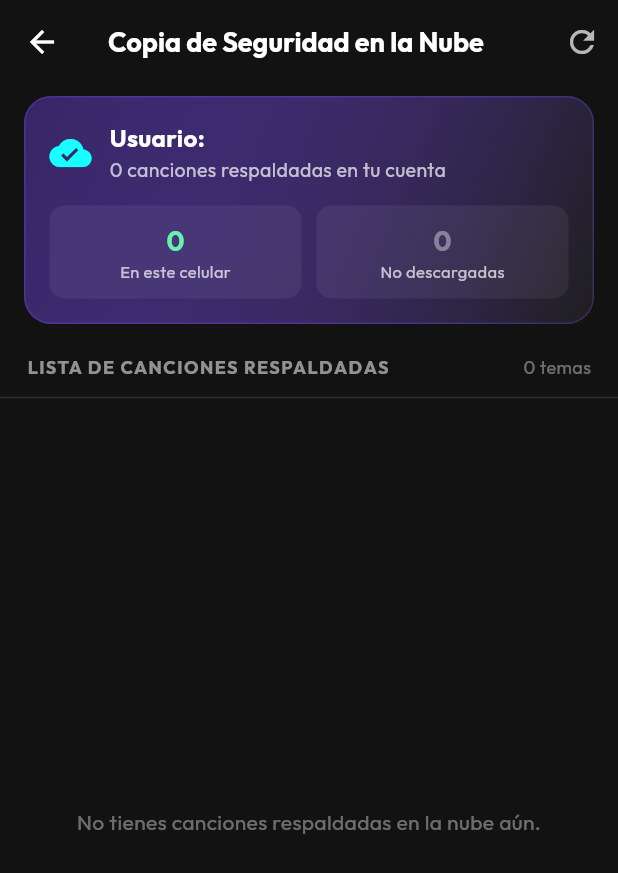
After one commit to AngelGuevara04/NovaMusic, a Flutter app: the CloudBackupScreen screen opened directly, on a phone screen of 412 x 824 dp. The commit adds this screen. Shown: the top 873 px of the screen. Run offline on Flutter 3.47's test engine with Material 3 defaults, Android fonts, the phone set to English and light mode, and no system bars; our stand-ins replace audio_video_progress_bar, flutter_local_notifications, google_fonts, just_audio, just_audio_background, on_audio_query and 3 more; missing offline and left inert: audio_session, ffmpeg_kit_flutter_audio, media_scanner, receive_sharing_intent, youtube_explode_dart; accounts and stored records are empty.

Commit message:
feat: strict deduplication, eliminate phantom cloud songs from main list, and add dedicated cloud backup screen (v1.0.0+26)

```diff
--- /dev/null
+++ b/lib/screens/cloud_backup_screen.dart
@@ -0,0 +1,301 @@
+import 'dart:io';
+import 'package:flutter/material.dart';
+import 'package:provider/provider.dart';
+import 'package:on_audio_query/on_audio_query.dart';
+import '../providers/audio_provider.dart';
+import '../providers/downloader_provider.dart';
+import 'downloader_screen.dart';
+
+class CloudBackupScreen extends StatefulWidget {
+  const CloudBackupScreen({Key? key}) : super(key: key);
+
+  @override
+  State<CloudBackupScreen> createState() => _CloudBackupScreenState();
+}
+
+class _CloudBackupScreenState extends State<CloudBackupScreen> {
+  String _normalize(String raw) {
+    return raw
+        .toLowerCase()
+        .replaceAll(RegExp(r'\[.*?\]|\(.*?\)', caseSensitive: false), '')
+        .replaceAll(RegExp(r'feat\..*|ft\..*', caseSensitive: false), '')
+        .replaceAll(RegExp(r'official|video|audio|lyrics|en vivo|letra|remastered', caseSensitive: false), '')
+        .replaceAll(RegExp(r'[^a-zA-Z0-9]'), '')
+        .replaceAll('á', 'a')
+        .replaceAll('é', 'e')
+        .replaceAll('í', 'i')
+        .replaceAll('ó', 'o')
+        .replaceAll('ú', 'u')
+        .replaceAll('ñ', 'n')
+        .trim();
+  }
+
+  bool _isSongOnDevice(Map<String, dynamic> cloudItem, List<SongModel> localSongs) {
+    final cTitle = _normalize(cloudItem['title'] ?? '');
+    if (cTitle.isEmpty) return false;
+
+    return localSongs.any((local) {
+      final lTitle = _normalize(local.title);
+      if (lTitle == cTitle) return true;
+      if (cTitle.length >= 6 && lTitle.length >= 6) {
+        if (lTitle.contains(cTitle) || cTitle.contains(lTitle)) return true;
+      }
+      return false;
+    });
+  }
+
+  @override
+  Widget build(BuildContext context) {
+    final audioProvider = Provider.of<AudioProvider>(context);
+    final cloudList = audioProvider.cloudLibrarySongs;
+    final localSongs = audioProvider.songs;
+
+    // Deduplicate cloud list for display
+    final List<Map<String, dynamic>> uniqueCloud = [];
+    final Set<String> seen = {};
+    for (var item in cloudList) {
+      final norm = _normalize(item['title'] ?? '');
+      if (norm.isNotEmpty && !seen.contains(norm)) {
+        seen.add(norm);
+        uniqueCloud.add(item);
+      }
+    }
+
+    final int totalBackup = uniqueCloud.length;
+    final int downloadedCount = uniqueCloud.where((c) => _isSongOnDevice(c, localSongs)).length;
+    final int missingCount = totalBackup - downloadedCount;
+
+    return Scaffold(
+      backgroundColor: const Color(0xFF121212),
+      appBar: AppBar(
+        backgroundColor: Colors.transparent,
+        elevation: 0,
+        title: const Text(
+          'Copia de Seguridad en la Nube',
+          style: TextStyle(color: Colors.white, fontWeight: FontWeight.bold, fontSize: 18),
+        ),
+        actions: [
+          IconButton(
+            icon: const Icon(Icons.refresh, color: Colors.white70),
+            tooltip: 'Sincronizar',
+            onPressed: () {
+              audioProvider.fetchSongs();
+              ScaffoldMessenger.of(context).showSnackBar(
+                const SnackBar(content: Text('Catálogo sincronizado con la nube')),
+              );
+            },
+          ),
+        ],
+      ),
+      body: Column(
+        children: [
+          // Header resumen
+          Container(
+            margin: const EdgeInsets.symmetric(horizontal: 16, vertical: 8),
+            padding: const EdgeInsets.all(16),
+            decoration: BoxDecoration(
+              gradient: LinearGradient(
+                colors: [
+                  Colors.deepPurpleAccent.withOpacity(0.35),
+                  const Color(0xFF1E1E1E),
+                ],
+                begin: Alignment.topLeft,
+                end: Alignment.bottomRight,
+              ),
+              borderRadius: BorderRadius.circular(18),
+              border: Border.all(color: Colors.deepPurpleAccent.withOpacity(0.3)),
+            ),
+            child: Column(
+              crossAxisAlignment: CrossAxisAlignment.start,
+              children: [
+                Row(
+                  children: [
+                    const Icon(Icons.cloud_done, color: Colors.cyanAccent, size: 28),
+                    const SizedBox(width: 12),
+                    Expanded(
+                      child: Column(
+                        crossAxisAlignment: CrossAxisAlignment.start,
+                        children: [
+                          Text(
+                            'Usuario: ${audioProvider.currentUsername ?? "Invitado"}',
+                            style: const TextStyle(color: Colors.white, fontWeight: FontWeight.bold, fontSize: 16),
+                          ),
+                          Text(
+                            '$totalBackup canciones respaldadas en tu cuenta',
+                            style: const TextStyle(color: Colors.white70, fontSize: 13),
+                          ),
+                        ],
+                      ),
+                    ),
+                  ],
+                ),
+                const SizedBox(height: 14),
+                Row(
+                  children: [
+                    Expanded(
+                      child: Container(
+                        padding: const EdgeInsets.all(10),
+                        decoration: BoxDecoration(
+                          color: Colors.white.withOpacity(0.06),
+                          borderRadius: BorderRadius.circular(10),
+                        ),
+                        child: Column(
+                          children: [
+                            Text(
+                              '$downloadedCount',
+                              style: const TextStyle(color: Colors.greenAccent, fontSize: 18, fontWeight: FontWeight.bold),
+                            ),
+                            const Text('En este celular', style: TextStyle(color: Colors.white70, fontSize: 11)),
+                          ],
+                        ),
+                      ),
+                    ),
+                    const SizedBox(width: 10),
+                    Expanded(
+                      child: Container(
+                        padding: const EdgeInsets.all(10),
+                        decoration: BoxDecoration(
+                          color: Colors.white.withOpacity(0.06),
+                          borderRadius: BorderRadius.circular(10),
+                        ),
+                        child: Column(
+                          children: [
+                            Text(
+                              '$missingCount',
+                              style: TextStyle(
+                                color: missingCount > 0 ? Colors.orangeAccent : Colors.white38,
+                                fontSize: 18,
+                                fontWeight: FontWeight.bold,
+                              ),
+                            ),
+                            const Text('No descargadas', style: TextStyle(color: Colors.white70, fontSize: 11)),
+                          ],
+                        ),
+                      ),
+                    ),
+                  ],
+                ),
+                if (missingCount > 0) ...[
+                  const SizedBox(height: 12),
+                  SizedBox(
+                    width: double.infinity,
+                    child: ElevatedButton.icon(
+                      style: ElevatedButton.styleFrom(
+                        backgroundColor: Colors.deepPurpleAccent,
+                        foregroundColor: Colors.white,
+                        shape: RoundedRectangleBorder(borderRadius: BorderRadius.circular(12)),
+                        padding: const EdgeInsets.symmetric(vertical: 10),
+                      ),
+                      icon: const Icon(Icons.download, size: 18),
+                      label: Text('Buscar y recuperar canciones ($missingCount pendientes)'),
+                      onPressed: () {
+                        Navigator.push(
+                          context,
+                          MaterialPageRoute(builder: (context) => const DownloaderScreen()),
+                        );
+                      },
+                    ),
+                  ),
+                ],
+              ],
+            ),
+          ),
+          const SizedBox(height: 8),
+          Padding(
+            padding: const EdgeInsets.symmetric(horizontal: 18, vertical: 4),
+            child: Row(
+              children: [
+                const Text(
+                  'LISTA DE CANCIONES RESPALDADAS',
+                  style: TextStyle(color: Colors.white54, fontSize: 12, fontWeight: FontWeight.bold, letterSpacing: 1.0),
+                ),
+                const Spacer(),
+                Text(
+                  '${uniqueCloud.length} temas',
+                  style: const TextStyle(color: Colors.white38, fontSize: 12),
+                ),
+              ],
+            ),
+          ),
+          const Divider(color: Colors.white12),
+          // Lista de canciones respaldadas
+          Expanded(
+            child: uniqueCloud.isEmpty
+                ? const Center(
+                    child: Text(
+                      'No tienes canciones respaldadas en la nube aún.',
+                      style: TextStyle(color: Colors.white38),
+                    ),
+                  )
+                : ListView.builder(
+                    itemCount: uniqueCloud.length,
+                    itemBuilder: (context, index) {
+                      final item = uniqueCloud[index];
+                      final title = item['title'] ?? 'Sin título';
+                      final artist = item['artist'] ?? 'Artista desconocido';
+                      final isOnDevice = _isSongOnDevice(item, localSongs);
+                      final url = item['url']?.toString() ?? '';
+
+                      return ListTile(
+                        leading: Container(
+                          width: 44,
+                          height: 44,
+                          decoration: BoxDecoration(
+                            color: isOnDevice ? Colors.green.withOpacity(0.15) : Colors.deepPurpleAccent.withOpacity(0.15),
+                            borderRadius: BorderRadius.circular(10),
+                          ),
+                          child: Icon(
+                            isOnDevice ? Icons.check_circle : Icons.cloud_outlined,
+                            color: isOnDevice ? Colors.greenAccent : Colors.deepPurpleAccent,
+                            size: 24,
+                          ),
+                        ),
+                        title: Text(
+                          title,
+                          maxLines: 1,
+                          overflow: TextOverflow.ellipsis,
+                          style: const TextStyle(color: Colors.white, fontWeight: FontWeight.w600, fontSize: 14),
+                        ),
+                        subtitle: Text(
+                          artist,
+                          maxLines: 1,
+                          overflow: TextOverflow.ellipsis,
+                          style: const TextStyle(color: Colors.white54, fontSize: 12),
+                        ),
+                        trailing: isOnDevice
+                            ? Container(
+                                padding: const EdgeInsets.symmetric(horizontal: 8, vertical: 4),
+                                decoration: BoxDecoration(
+                                  color: Colors.green.withOpacity(0.15),
+                                  borderRadius: BorderRadius.circular(8),
+                                ),
+                                child: const Text(
+                                  'Descargada',
+                                  style: TextStyle(color: Colors.greenAccent, fontSize: 11, fontWeight: FontWeight.bold),
+                                ),
+                              )
+                            : ElevatedButton.icon(
+                                style: ElevatedButton.styleFrom(
+                                  backgroundColor: Colors.deepPurpleAccent.withOpacity(0.3),
+                                  foregroundColor: Colors.white,
+                                  shape: RoundedRectangleBorder(borderRadius: BorderRadius.circular(8)),
+                                  padding: const EdgeInsets.symmetric(horizontal: 10, vertical: 6),
+                                ),
+                                icon: const Icon(Icons.download, size: 14),
+                                label: const Text('Descargar', style: TextStyle(fontSize: 11)),
+                                onPressed: () {
+                                  Navigator.push(
+                                    context,
+                                    MaterialPageRoute(builder: (context) => const DownloaderScreen()),
+                                  );
+                                },
+                              ),
+                      );
+                    },
+                  ),
+          ),
+        ],
+      ),
+    );
+  }
+}
--- a/lib/services/updater_service.dart
+++ b/lib/services/updater_service.dart
@@ -22,7 +22,7 @@ class ReleaseInfo {
 }
 
 class UpdaterService {
-  static const String currentVersion = '1.0.0+25';
+  static const String currentVersion = '1.0.0+26';
   static const String repoOwner = 'AngelGuevara04';
   static const String repoName = 'NovaMusic';
   static const MethodChannel _channel = MethodChannel('com.ajgm1.music/updater');
--- a/pubspec.yaml
+++ b/pubspec.yaml
@@ -16,7 +16,7 @@ publish_to: 'none' # Remove this line if you wish to publish to pub.dev
 # https://developer.apple.com/library/archive/documentation/General/Reference/InfoPlistKeyReference/Articles/CoreFoundationKeys.html
 # In Windows, build-name is used as the major, minor, and patch parts
 # of the product and file versions while build-number is used as the build suffix.
-version: 1.0.0+25
+version: 1.0.0+26
 
 environment:
   sdk: ^3.12.2
```
Also changed, not shown: lib/providers/audio_provider.dart (+97 -113 lines), lib/providers/downloader_provider.dart (+17 -2 lines), lib/screens/home_screen.dart (+17 -1 lines).
